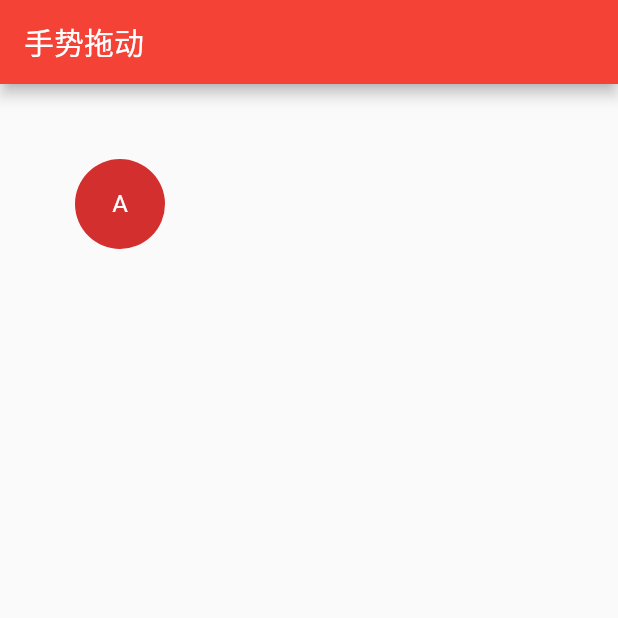
After one commit to BlendGitAndroid/flutter_study_app, a Flutter app: the GestureDrag screen opened directly, on a phone screen of 412 x 824 dp, the top half of it. The commit adds this screen. Run offline on Flutter 3.47's test engine with Material 2 defaults, Android fonts, the light colour scheme and no system bars; our stand-ins replace dio, event_bus, image_picker, sensors_plus, shared_preferences, vibration and 1 more; missing offline and left inert: barcode_scan2; accounts and stored records are empty.

Commit message:
Notification和GestureDrag

```diff
--- /dev/null
+++ b/lib/flutter/gesture_drag.dart
@@ -0,0 +1,57 @@
+import 'package:flutter/material.dart';
+
+void main() => runApp(MaterialApp(
+      // home: ButtonGesture(),
+      home: GestureDrag(),
+    ));
+
+class GestureDrag extends StatefulWidget {
+  @override
+  _DragState createState() => _DragState();
+}
+
+class _DragState extends State<GestureDrag>
+    with SingleTickerProviderStateMixin {
+  double _top = 50.0; //距顶部的偏移
+  double _left = 50.0; //距左边的偏移
+
+  double _radius = 30; //圆的半径
+
+  @override
+  Widget build(BuildContext context) {
+    return Scaffold(
+      appBar: AppBar(
+        title: Text('手势拖动'),
+      ),
+      body: Stack(
+        children: <Widget>[
+          Positioned(
+            top: _top,
+            left: _left,
+            // 通过GestureDetector对CircleAvatar进行手势操作
+            child: GestureDetector(
+              child: CircleAvatar(child: Text("A"), radius: _radius),
+              //手指按下时会触发此回调,会有一个DragDownDetails 回调
+              onPanDown: (DragDownDetails e) {
+                //打印手指按下的位置(相对于屏幕)
+                print("用户手指按下：${e.globalPosition}");
+              },
+              //手指滑动时会触发此回调
+              onPanUpdate: (DragUpdateDetails e) {
+                //用户手指滑动时，更新偏移，重新构建
+                setState(() {
+                  _left += e.delta.dx;
+                  _top += e.delta.dy;
+                });
+              },
+              onPanEnd: (DragEndDetails e) {
+                //打印滑动结束时在x、y轴上的速度
+                print(e.velocity);
+              },
+            ),
+          )
+        ],
+      ),
+    );
+  }
+}
--- a/lib/project/pages/blog_page.dart
+++ b/lib/project/pages/blog_page.dart
@@ -146,6 +146,7 @@ class _BlogPageState extends State<BlogPage>
         // Expanded: 可以用于将子组件扩展以填充可用空间，以及根据可用空间的大小调整子组件的尺寸
         Expanded(
             // 解决滑动冲突，Flutter在滑动中每次都会发起ScrollNotification相关通知，这是我们处理滑动冲突的一个思路
+            // 使用NotificationListener机制来监听通知
             child: NotificationListener(
                 onNotification: (notification) {
                   if (notification is ScrollStartNotification) {
```
